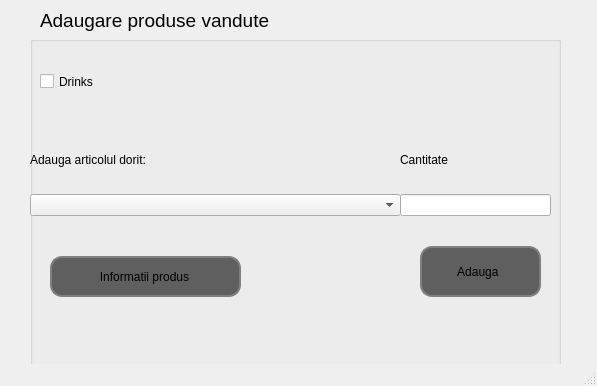
Qt form ui/sellregister.ui (decemyn/food-management) before a commit; both pictures show x 0 to 597 and y 174 to 560 of the 597 by 560 pixel window.
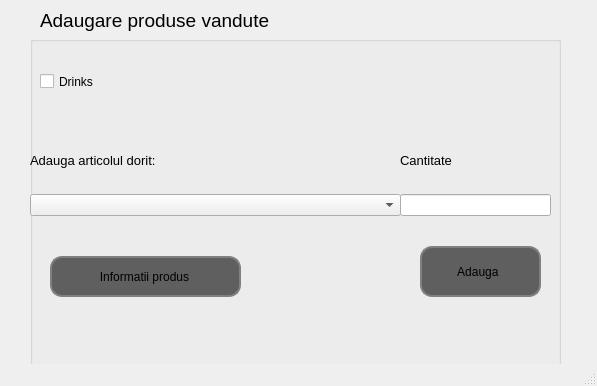
The same form after that commit. Icons and pictures are not drawn.

```diff
--- a/ui/sellregister.ui
+++ b/ui/sellregister.ui
@@ -125,6 +125,11 @@
           <height>50</height>
          </size>
         </property>
+        <property name="font">
+         <font>
+          <pointsize>10</pointsize>
+         </font>
+        </property>
         <property name="text">
          <string>Cantitate</string>
         </property>
@@ -188,6 +193,11 @@
           <height>50</height>
          </size>
         </property>
+        <property name="font">
+         <font>
+          <pointsize>10</pointsize>
+         </font>
+        </property>
         <property name="text">
          <string>Adauga articolul dorit:</string>
         </property>
```
